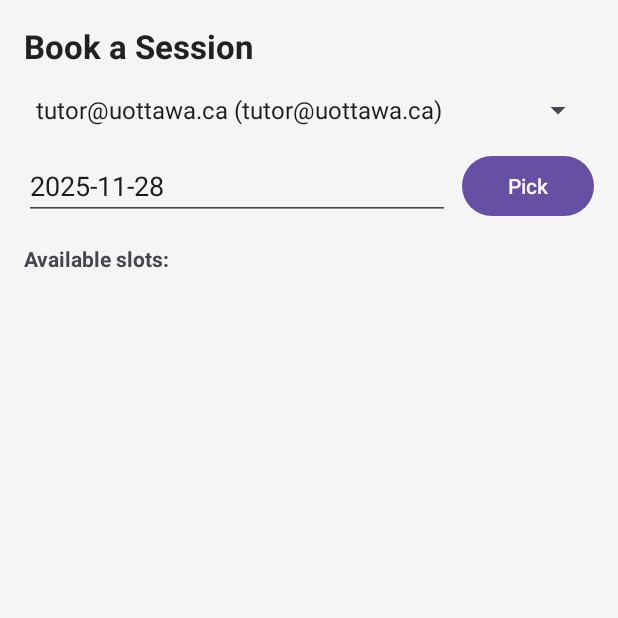
After one commit to uOttawaSEG/project-group_11_seg2105_project_app, an Android app: the StudentBookSessionActivity screen opened directly, with no data from a screen before it, on a phone screen of 412 x 824 dp, the top half of it. The commit adds this screen. Run offline under Robolectric (Android 15) with nearby library versions, the phone set to English and light mode, and no system bars.

Commit message:
implemented bug fixes and finished part 1

```diff
--- /dev/null
+++ b/app/src/main/java/com/example/group_11_project_app_seg2105/student/StudentBookSessionActivity.java
@@ -0,0 +1,172 @@
+package com.example.group_11_project_app_seg2105.student;
+
+import android.app.DatePickerDialog;
+import android.os.Bundle;
+import android.widget.ArrayAdapter;
+import android.widget.Button;
+import android.widget.DatePicker;
+import android.widget.EditText;
+import android.widget.Spinner;
+import android.widget.Toast;
+
+import androidx.appcompat.app.AppCompatActivity;
+import androidx.recyclerview.widget.LinearLayoutManager;
+import androidx.recyclerview.widget.RecyclerView;
+
+import com.example.group_11_project_app_seg2105.R;
+import com.example.group_11_project_app_seg2105.data.AvailabilitySlot;
+import com.example.group_11_project_app_seg2105.data.DatabaseHelper;
+import com.example.group_11_project_app_seg2105.data.User;
+
+import java.text.SimpleDateFormat;
+import java.util.ArrayList;
+import java.util.Calendar;
+import java.util.List;
+import java.util.Locale;
+
+public class StudentBookSessionActivity extends AppCompatActivity {
+
+    private DatabaseHelper db;
+    private String studentEmail;
+    private String selectedTutorEmail;
+    private String selectedDate;
+
+    private Spinner spinnerTutors;
+    private EditText editDate;
+    private RecyclerView recyclerSlots;
+
+    private final SimpleDateFormat ymd = new SimpleDateFormat("yyyy-MM-dd", Locale.US);
+
+    private final List<User> tutorList = new ArrayList<>();
+    private StudentBookSlotAdapter slotAdapter;
+
+    @Override
+    protected void onCreate(Bundle savedInstanceState) {
+        super.onCreate(savedInstanceState);
+        setContentView(R.layout.activity_student_book_session);
+
+        db = new DatabaseHelper(this);
+
+        // current logged-in student
+        studentEmail = getSharedPreferences("auth", MODE_PRIVATE)
+                .getString("email", "student@uottawa.ca");
+
+        spinnerTutors = findViewById(R.id.spinnerTutors);
+        editDate = findViewById(R.id.editDate);
+        Button btnPickDate = findViewById(R.id.btnPickDate);
+        recyclerSlots = findViewById(R.id.recyclerSlots);
+
+        recyclerSlots.setLayoutManager(new LinearLayoutManager(this));
+        slotAdapter = new StudentBookSlotAdapter(new ArrayList<>(), slot -> bookSlot(slot));
+        recyclerSlots.setAdapter(slotAdapter);
+
+        // default date = today
+        selectedDate = ymd.format(Calendar.getInstance().getTime());
+        editDate.setText(selectedDate);
+
+        loadTutors();
+
+        btnPickDate.setOnClickListener(v -> {
+            Calendar c = Calendar.getInstance();
+            DatePickerDialog dialog = new DatePickerDialog(
+                    this,
+                    (DatePicker view, int y, int m, int d) -> {
+                        c.set(y, m, d);
+                        selectedDate = ymd.format(c.getTime());
+                        editDate.setText(selectedDate);
+                        refreshSlots();
+                    },
+                    c.get(Calendar.YEAR),
+                    c.get(Calendar.MONTH),
+                    c.get(Calendar.DAY_OF_MONTH)
+            );
+            dialog.show();
+        });
+    }
+
+    private void loadTutors() {
+        tutorList.clear();
+        tutorList.addAll(db.getUsersByRole("tutor"));
+
+        if (tutorList.isEmpty()) {
+            Toast.makeText(this, "No tutors available", Toast.LENGTH_SHORT).show();
+            return;
+        }
+
+        List<String> labels = new ArrayList<>();
+        for (User u : tutorList) {
+            String name = (u.firstName != null ? u.firstName : "") + " " +
+                    (u.lastName != null ? u.lastName : "");
+            name = name.trim();
+            if (name.isEmpty()) name = u.email;
+            labels.add(name + " (" + u.email + ")");
+        }
+
+        ArrayAdapter<String> adapter = new ArrayAdapter<>(
+                this,
+                android.R.layout.simple_spinner_item,
+                labels
+        );
+        adapter.setDropDownViewResource(android.R.layout.simple_spinner_dropdown_item);
+        spinnerTutors.setAdapter(adapter);
+
+        // default to first tutor
+        selectedTutorEmail = tutorList.get(0).email;
+
+        spinnerTutors.setOnItemSelectedListener(new android.widget.AdapterView.OnItemSelectedListener() {
+            @Override
+            public void onItemSelected(android.widget.AdapterView<?> parent,
+                                       android.view.View view, int position, long id) {
+                selectedTutorEmail = tutorList.get(position).email;
+                refreshSlots();
+            }
+
+            @Override
+            public void onNothingSelected(android.widget.AdapterView<?> parent) {
+                // ignore
+            }
+        });
+
+        refreshSlots();
+    }
+
+    private void refreshSlots() {
+        if (selectedTutorEmail == null || selectedTutorEmail.isEmpty() ||
+                selectedDate == null || selectedDate.isEmpty()) {
+            return;
+        }
+
+        List<AvailabilitySlot> slots =
+                db.getAvailabilityForTutorOnDate(selectedTutorEmail, selectedDate);
+        slotAdapter.setData(slots);
+    }
+
+    private void bookSlot(AvailabilitySlot slot) {
+        if (studentEmail == null || studentEmail.isEmpty()) {
+            Toast.makeText(this, "No logged-in student", Toast.LENGTH_SHORT).show();
+            return;
+        }
+
+        // Auto-approve logic: if tutor marked slot as autoApprove
+        String status = slot.autoApprove ? "APPROVED" : "PENDING";
+
+        long result = db.insertSessionRequest(
+                studentEmail,
+                slot.tutorEmail,
+                slot.date,
+                slot.start,
+                slot.end,
+                status
+        );
+
+        if (result == -1) {
+            Toast.makeText(this, "Failed to book session", Toast.LENGTH_SHORT).show();
+        } else {
+            if (slot.autoApprove) {
+                Toast.makeText(this, "Session booked (auto-approved)", Toast.LENGTH_SHORT).show();
+            } else {
+                Toast.makeText(this, "Session request sent (pending approval)", Toast.LENGTH_SHORT).show();
+            }
+        }
+    }
+}
--- /dev/null
+++ b/app/src/main/java/com/example/group_11_project_app_seg2105/student/StudentBookSlotAdapter.java
@@ -0,0 +1,77 @@
+package com.example.group_11_project_app_seg2105.student;
+
+import android.view.LayoutInflater;
+import android.view.View;
+import android.view.ViewGroup;
+import android.widget.Button;
+import android.widget.TextView;
+
+import androidx.annotation.NonNull;
+import androidx.recyclerview.widget.RecyclerView;
+
+import com.example.group_11_project_app_seg2105.R;
+import com.example.group_11_project_app_seg2105.data.AvailabilitySlot;
+
+import java.util.List;
+
+public class StudentBookSlotAdapter extends RecyclerView.Adapter<StudentBookSlotAdapter.ViewHolder> {
+
+    public interface OnBookClickListener {
+        void onBook(AvailabilitySlot slot);
+    }
+
+    private final List<AvailabilitySlot> list;
+    private final OnBookClickListener listener;
+
+    public StudentBookSlotAdapter(List<AvailabilitySlot> list, OnBookClickListener listener) {
+        this.list = list;
+        this.listener = listener;
+    }
+
+    public void setData(List<AvailabilitySlot> newData) {
+        list.clear();
+        list.addAll(newData);
+        notifyDataSetChanged();
+    }
+
+    @NonNull
+    @Override
+    public ViewHolder onCreateViewHolder(
+            @NonNull ViewGroup parent,
+            int viewType
+    ) {
+        View v = LayoutInflater.from(parent.getContext())
+                .inflate(R.layout.item_book_slot, parent, false);
+        return new ViewHolder(v);
+    }
+
+    @Override
+    public void onBindViewHolder(
+            @NonNull ViewHolder holder,
+            int position
+    ) {
+        AvailabilitySlot s = list.get(position);
+        holder.txtTime.setText(s.start + " - " + s.end);
+        holder.txtDate.setText(s.date);
+        holder.btnBook.setOnClickListener(v -> {
+            if (listener != null) listener.onBook(s);
+        });
+    }
+
+    @Override
+    public int getItemCount() {
+        return list.size();
+    }
+
+    static class ViewHolder extends RecyclerView.ViewHolder {
+        TextView txtTime, txtDate;
+        Button btnBook;
+
+        ViewHolder(@NonNull View itemView) {
+            super(itemView);
+            txtTime = itemView.findViewById(R.id.txtTime);
+            txtDate = itemView.findViewById(R.id.txtDate);
+            btnBook = itemView.findViewById(R.id.btnBook);
+        }
+    }
+}
--- /dev/null
+++ b/app/src/main/res/layout/activity_student_book_session.xml
@@ -0,0 +1,73 @@
+<?xml version="1.0" encoding="utf-8"?>
+<androidx.constraintlayout.widget.ConstraintLayout
+    xmlns:android="http://schemas.android.com/apk/res/android"
+    xmlns:app="http://schemas.android.com/apk/res-auto"
+    android:layout_width="match_parent"
+    android:layout_height="match_parent"
+    android:padding="16dp"
+    android:background="#F5F5F5">
+
+    <TextView
+        android:id="@+id/titleBooking"
+        android:layout_width="wrap_content"
+        android:layout_height="wrap_content"
+        android:text="Book a Session"
+        android:textSize="22sp"
+        android:textStyle="bold"
+        android:textColor="#212121"
+        app:layout_constraintTop_toTopOf="parent"
+        app:layout_constraintStart_toStartOf="parent"/>
+
+    <Spinner
+        android:id="@+id/spinnerTutors"
+        android:layout_width="0dp"
+        android:layout_height="wrap_content"
+        android:layout_marginTop="16dp"
+        app:layout_constraintTop_toBottomOf="@id/titleBooking"
+        app:layout_constraintStart_toStartOf="parent"
+        app:layout_constraintEnd_toEndOf="parent"/>
+
+    <EditText
+        android:id="@+id/editDate"
+        android:layout_width="0dp"
+        android:layout_height="wrap_content"
+        android:hint="Date (yyyy-MM-dd)"
+        android:focusable="false"
+        android:inputType="none"
+        android:layout_marginTop="16dp"
+        app:layout_constraintTop_toBottomOf="@id/spinnerTutors"
+        app:layout_constraintStart_toStartOf="parent"
+        app:layout_constraintEnd_toStartOf="@id/btnPickDate"/>
+
+    <Button
+        android:id="@+id/btnPickDate"
+        android:layout_width="wrap_content"
+        android:layout_height="wrap_content"
+        android:text="Pick"
+        android:layout_marginStart="8dp"
+        app:layout_constraintTop_toTopOf="@id/editDate"
+        app:layout_constraintBottom_toBottomOf="@id/editDate"
+        app:layout_constraintStart_toEndOf="@id/editDate"
+        app:layout_constraintEnd_toEndOf="parent"/>
+
+    <TextView
+        android:id="@+id/slotsLabel"
+        android:layout_width="wrap_content"
+        android:layout_height="wrap_content"
+        android:text="Available slots:"
+        android:textStyle="bold"
+        android:layout_marginTop="16dp"
+        app:layout_constraintTop_toBottomOf="@id/editDate"
+        app:layout_constraintStart_toStartOf="parent"/>
+
+    <androidx.recyclerview.widget.RecyclerView
+        android:id="@+id/recyclerSlots"
+        android:layout_width="0dp"
+        android:layout_height="0dp"
+        android:layout_marginTop="8dp"
+        app:layout_constraintTop_toBottomOf="@id/slotsLabel"
+        app:layout_constraintBottom_toBottomOf="parent"
+        app:layout_constraintStart_toStartOf="parent"
+        app:layout_constraintEnd_toEndOf="parent"/>
+
+</androidx.constraintlayout.widget.ConstraintLayout>
```
Also changed, not shown: app/src/main/AndroidManifest.xml (+6 -1 lines), app/src/main/java/com/example/group_11_project_app_seg2105/WelcomeStudentActivity.java (+7 -2 lines), app/src/main/java/com/example/group_11_project_app_seg2105/student/StudentSessionActivity.java (renamed from app/src/main/java/com/example/group_11_project_app_seg2105/student/StudentSessionsActivity.java, +5 -6 lines), app/src/main/java/com/example/group_11_project_app_seg2105/student/StudentSessionAdapter.java (deleted, +0 -84 lines), app/src/main/java/com/example/group_11_project_app_seg2105/student/StudentSessionsAdapter.java (added, +81 -0 lines), app/src/main/java/com/example/group_11_project_app_seg2105/student/StudentViewSessionsActivity.java (added, +43 -0 lines), app/src/main/res/layout/activity_student_view_sessions.xml (added, +31 -0 lines), app/src/main/res/layout/item_book_slot.xml (added, +51 -0 lines), app/src/main/res/layout/item_student_session.xml (+32 -30 lines).
